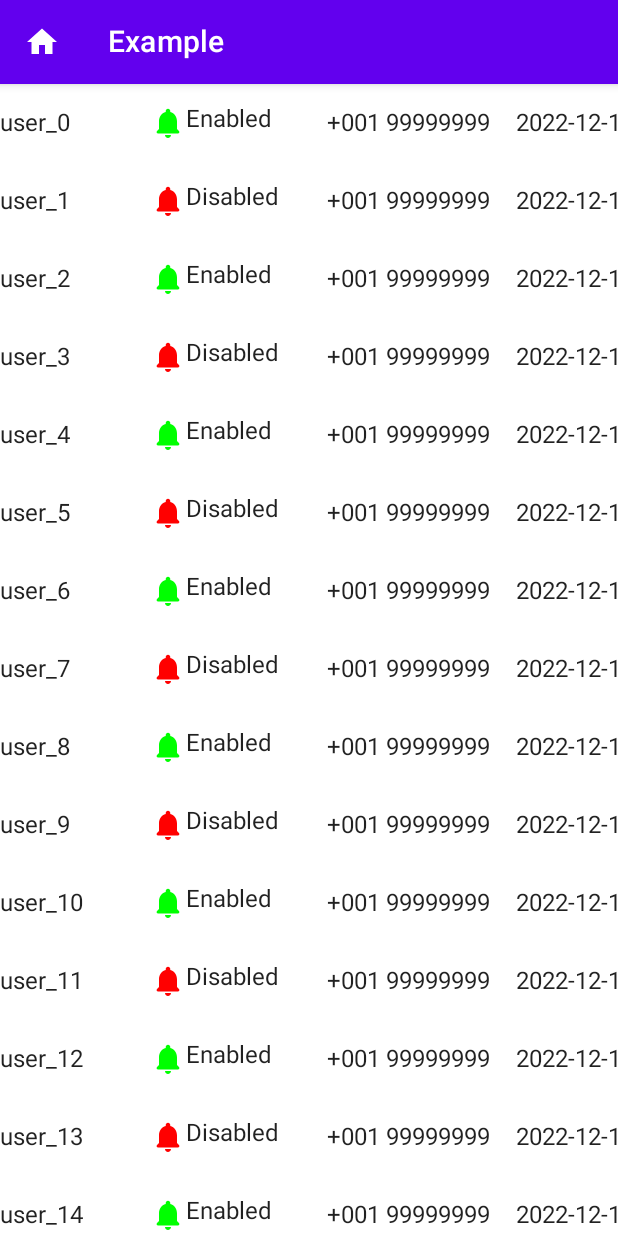
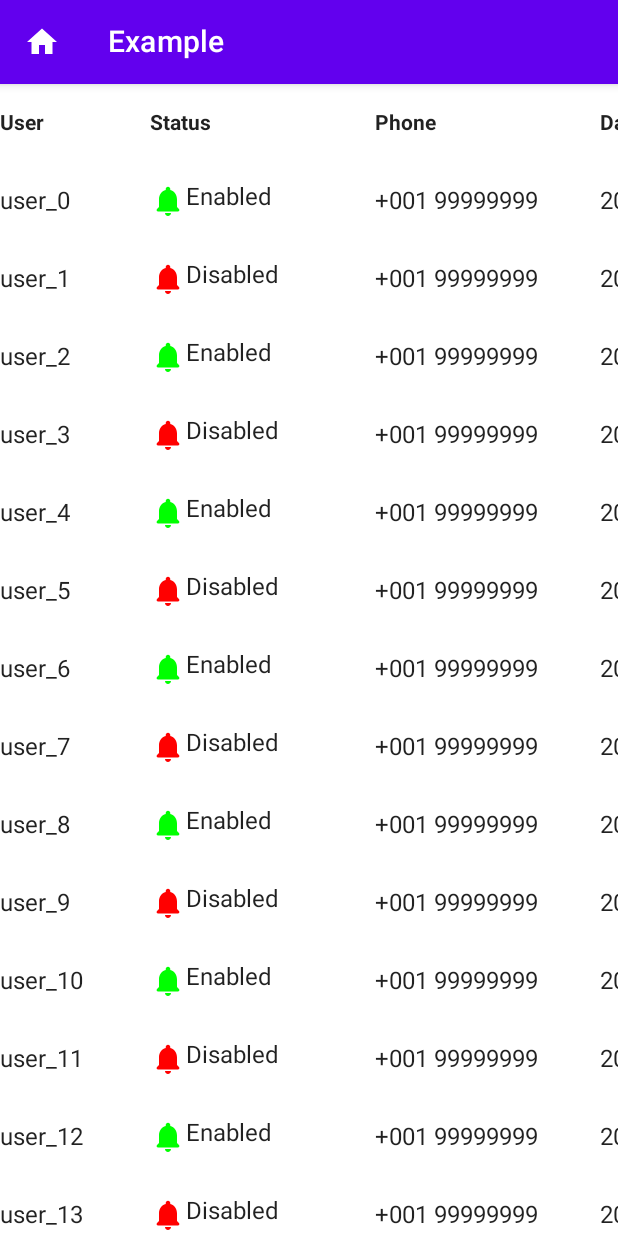
Before and after one commit to MayLau-CbL/compose_horizontal_data_table, an Android app built with Jetpack Compose: the PullToRefreshHorizontalDataTablePage screen opened through its navigation route, on a phone screen of 412 x 824 dp. Run offline under Robolectric (Android 15) with nearby library versions, the phone set to English and light mode, and no system bars.

Commit message:
added fixed header options

```diff
--- a/HorizontalDataTable/src/main/java/cbl/tools/compose/horizontaldatatable/HorizontalDataTable.kt
+++ b/HorizontalDataTable/src/main/java/cbl/tools/compose/horizontaldatatable/HorizontalDataTable.kt
@@ -6,10 +6,6 @@ import androidx.compose.foundation.horizontalScroll
 import androidx.compose.foundation.layout.*
 import androidx.compose.foundation.lazy.LazyColumn
 import androidx.compose.foundation.lazy.LazyListState
-import androidx.compose.foundation.lazy.grid.GridCells
-import androidx.compose.foundation.lazy.grid.LazyGridState
-import androidx.compose.foundation.lazy.grid.LazyVerticalGrid
-import androidx.compose.foundation.lazy.grid.rememberLazyGridState
 import androidx.compose.foundation.lazy.rememberLazyListState
 import androidx.compose.foundation.rememberScrollState
 import androidx.compose.material.ExperimentalMaterialApi
@@ -32,7 +28,9 @@ fun HorizontalDataTable(
     fixedColumnModifier: Modifier = Modifier,
     biDirectionTableWidth: Dp,
     biDirectionTableModifier: Modifier = Modifier,
-    biDirectionTableGriCells: GridCells? = null,
+//    biDirectionTableGriCells: GridCells? = null,
+    headerHeight: Dp? = null,
+    fixedHeaders: (@Composable (colIndex: Int) -> Unit)? = null,
     rowCount: Int,
     columnCount: Int,
     cellHeight: Dp,
@@ -40,23 +38,33 @@ fun HorizontalDataTable(
 ) {
     val horizontalScrollState = rememberScrollState()
 
-    val lazyColumnState = rememberLazyListState()
-    val lazyGridState = rememberLazyGridState()
+    val lazyFixedColumnState = rememberLazyListState()
+    val lazyBiDirectionColumnState = rememberLazyListState()
 
     ScrollSyncNotification(
-        columnCount = columnCount,
-        lazyListState = lazyColumnState,
-        lazyGridState = lazyGridState
+        lazyFixedColumnState = lazyFixedColumnState,
+        lazyBiDirectionColumnState = lazyBiDirectionColumnState
     )
 
     CompositionLocalProvider(
         LocalOverscrollConfiguration provides null
     ) {
         Row {
+            Column {
+                safeLet(headerHeight, fixedHeaders) { headerHeight, fixedHeaders ->
+                    Box(
+                        modifier = Modifier.height(headerHeight),
+                        contentAlignment = Alignment.Center,
+                    ) {
+                        fixedHeaders(0)
+                    }
+                }
                 LazyColumn(
-                state = lazyColumnState,
+                    state = lazyFixedColumnState,
                     modifier = fixedColumnModifier
+                        .fillMaxHeight()
                         .width(fixedColumnWidth),
+                    contentPadding = PaddingValues(0.dp),
                     content = {
                         items(count = rowCount) { rowIndex ->
                             Box(
@@ -69,26 +77,52 @@ fun HorizontalDataTable(
                         }
                     }
                 )
-            Box(
+            }
+            Column(
                 modifier = Modifier
                     .fillMaxWidth()
                     .horizontalScroll(horizontalScrollState)
             ) {
-                LazyVerticalGrid(
-                    state = lazyGridState,
-                    modifier = biDirectionTableModifier
-                        .width(biDirectionTableWidth),
-                    columns = biDirectionTableGriCells
-                        ?: GridCells.Fixed(count = (columnCount - 1)),
-                    content = {
-                        items(count = rowCount * (columnCount - 1)) { index ->
-                            val colIndex = index % (columnCount - 1)
-                            val rowIndex = (index - colIndex) / (columnCount - 1)
+                safeLet(headerHeight, fixedHeaders) { headerHeight, fixedHeaders ->
+                    Row(
+                        modifier = Modifier
+                            .height(headerHeight)
+                            .width(biDirectionTableWidth)
+                    ) {
+                        for (colIndex in 1 until columnCount) {
                             Box(
-                                modifier = Modifier.height(cellHeight),
+                                modifier = Modifier
+                                    .height(headerHeight),
                                 contentAlignment = Alignment.Center,
                             ) {
-                                cells(colIndex + 1, rowIndex)
+                                fixedHeaders(colIndex)
+                            }
+                        }
+                    }
+                }
+                LazyColumn(
+                    state = lazyBiDirectionColumnState,
+                    modifier = biDirectionTableModifier
+                        .fillMaxHeight()
+                        .width(biDirectionTableWidth),
+                    contentPadding = PaddingValues(0.dp),
+                    content = {
+                        items(count = rowCount) { rowIndex ->
+                            Row(
+                                modifier = Modifier
+                                    .height(cellHeight)
+                                    .width(biDirectionTableWidth)
+                            ) {
+                                for (colIndex in 1 until columnCount) {
+                                    Box(
+                                        modifier = Modifier
+                                            .height(cellHeight)
+                                            .wrapContentWidth(),
+                                        contentAlignment = Alignment.Center,
+                                    ) {
+                                        cells(colIndex, rowIndex)
+                                    }
+                                }
                             }
                         }
                     }
@@ -114,7 +148,8 @@ fun PullToRefreshHorizontalDataTable(
     fixedColumnModifier: Modifier = Modifier,
     biDirectionTableWidth: Dp,
     biDirectionTableModifier: Modifier = Modifier,
-    biDirectionTableGriCells: GridCells? = null,
+    headerHeight: Dp? = null,
+    fixedHeaders: (@Composable (colIndex: Int) -> Unit)? = null,
     rowCount: Int,
     columnCount: Int,
     cellHeight: Dp,
@@ -137,42 +172,41 @@ fun PullToRefreshHorizontalDataTable(
             fixedColumnModifier = fixedColumnModifier,
             biDirectionTableWidth = biDirectionTableWidth,
             biDirectionTableModifier = biDirectionTableModifier,
-            biDirectionTableGriCells = biDirectionTableGriCells,
             rowCount = rowCount,
             columnCount = columnCount,
             cellHeight = cellHeight,
             cells = cells,
+            headerHeight = headerHeight,
+            fixedHeaders = fixedHeaders
         )
     }
 }
 
 @Composable
 fun ScrollSyncNotification(
-    columnCount: Int,
-    lazyListState: LazyListState,
-    lazyGridState: LazyGridState
+    lazyFixedColumnState: LazyListState,
+    lazyBiDirectionColumnState: LazyListState
 ) {
-    LaunchedEffect(lazyListState.firstVisibleItemScrollOffset) {
-        if (!lazyGridState.isScrollInProgress) {
+    LaunchedEffect(lazyFixedColumnState.firstVisibleItemScrollOffset) {
+        if (!lazyBiDirectionColumnState.isScrollInProgress) {
 
-            val rowIndex = (lazyListState.firstVisibleItemIndex * (columnCount - 1)) + 1
+            val rowIndex = lazyFixedColumnState.firstVisibleItemIndex
 
-            lazyGridState.scrollToItem(
+            lazyBiDirectionColumnState.scrollToItem(
                 rowIndex,
-                lazyListState.firstVisibleItemScrollOffset
+                lazyFixedColumnState.firstVisibleItemScrollOffset
             )
         }
     }
 
-    LaunchedEffect(lazyGridState.firstVisibleItemScrollOffset) {
-        if (!lazyListState.isScrollInProgress) {
+    LaunchedEffect(lazyBiDirectionColumnState.firstVisibleItemScrollOffset) {
+        if (!lazyFixedColumnState.isScrollInProgress) {
 
-            val colIndex = lazyGridState.firstVisibleItemIndex % (columnCount - 1)
-            val rowIndex = (lazyGridState.firstVisibleItemIndex - colIndex) / (columnCount - 1)
+            val rowIndex = lazyBiDirectionColumnState.firstVisibleItemIndex
 
-            lazyListState.scrollToItem(
+            lazyFixedColumnState.scrollToItem(
                 rowIndex,
-                lazyGridState.firstVisibleItemScrollOffset
+                lazyBiDirectionColumnState.firstVisibleItemScrollOffset
             )
         }
     }
--- /dev/null
+++ b/HorizontalDataTable/src/main/java/cbl/tools/compose/horizontaldatatable/SafeLetExt.kt
@@ -0,0 +1,5 @@
+package cbl.tools.compose.horizontaldatatable
+
+inline fun <T1 : Any, T2 : Any, R : Any> safeLet(p1: T1?, p2: T2?, block: (T1, T2) -> R?): R? {
+    return if (p1 != null && p2 != null) block(p1, p2) else null
+}
--- a/app/src/main/java/cbl/tools/compose/horizontaldatatable/PullToRefreshHorizontalDataTable.kt
+++ b/app/src/main/java/cbl/tools/compose/horizontaldatatable/PullToRefreshHorizontalDataTable.kt
@@ -1,6 +1,5 @@
 package cbl.tools.compose.horizontaldatatable
 
-import androidx.compose.foundation.lazy.grid.GridCells
 import androidx.compose.material.ExperimentalMaterialApi
 import androidx.compose.runtime.Composable
 import androidx.compose.runtime.mutableStateOf
@@ -29,13 +28,16 @@ fun PullToRefreshHorizontalDataTablePage(cells: Cells) {
         },
         fixedColumnWidth = cells.fixedColumnWidth(),
         biDirectionTableWidth = cells.biDirectionColumnWidth(),
-        biDirectionTableGriCells = GridCells.Fixed(cells.totalColumns() - 1),
+        headerHeight = 52.dp,
+        fixedHeaders = { colIndex ->
+            cells.FixedHeaders(colIndex = colIndex)
+        },
         columnCount = cells.totalColumns(),
         rowCount = cells.totalRows(),
         cellHeight = 52.dp,
     ) { colIndex, rowIndex ->
         if (colIndex == 0) {
-            cells.fixedColumnCells(rowIndex = rowIndex)
+            cells.FixedColumnCells(rowIndex = rowIndex)
         } else {
             cells.BiDirectionCells(colIndex = colIndex, rowIndex = rowIndex)
         }
--- a/app/src/main/java/cbl/tools/compose/horizontaldatatable/SimpleHorizontalDataTablePage.kt
+++ b/app/src/main/java/cbl/tools/compose/horizontaldatatable/SimpleHorizontalDataTablePage.kt
@@ -1,6 +1,5 @@
 package cbl.tools.compose.horizontaldatatable
 
-import androidx.compose.foundation.lazy.grid.GridCells
 import androidx.compose.runtime.Composable
 import androidx.compose.ui.unit.dp
 import cbl.tools.compose.horizontaldatatable.components.Cells
@@ -8,15 +7,18 @@ import cbl.tools.compose.horizontaldatatable.components.Cells
 @Composable
 fun SimpleHorizontalDataTablePage(cells: Cells) {
     HorizontalDataTable(
+        headerHeight = 52.dp,
+        fixedHeaders = { colIndex ->
+            cells.FixedHeaders(colIndex = colIndex)
+        },
         fixedColumnWidth = cells.fixedColumnWidth(),
         biDirectionTableWidth = cells.biDirectionColumnWidth(),
-        biDirectionTableGriCells = GridCells.Fixed(cells.totalColumns() - 1),
         columnCount = cells.totalColumns(),
         rowCount = cells.totalRows(),
         cellHeight = 52.dp,
     ) { colIndex, rowIndex ->
         if (colIndex == 0) {
-            cells.fixedColumnCells(rowIndex = rowIndex)
+            cells.FixedColumnCells(rowIndex = rowIndex)
         } else {
             cells.BiDirectionCells(colIndex = colIndex, rowIndex = rowIndex)
         }
--- a/app/src/main/java/cbl/tools/compose/horizontaldatatable/components/Cells.kt
+++ b/app/src/main/java/cbl/tools/compose/horizontaldatatable/components/Cells.kt
@@ -13,7 +13,10 @@ interface Cells {
     fun totalRows():Int
 
     @Composable
-    fun fixedColumnCells(rowIndex: Int)
+    fun FixedHeaders(colIndex: Int)
+
+    @Composable
+    fun FixedColumnCells(rowIndex: Int)
 
     @Composable
     fun BiDirectionCells(colIndex: Int, rowIndex: Int)
--- a/app/src/main/java/cbl/tools/compose/horizontaldatatable/components/DemoCells.kt
+++ b/app/src/main/java/cbl/tools/compose/horizontaldatatable/components/DemoCells.kt
@@ -9,6 +9,8 @@ import androidx.compose.material.icons.rounded.Notifications
 import androidx.compose.runtime.Composable
 import androidx.compose.ui.Modifier
 import androidx.compose.ui.graphics.Color
+import androidx.compose.ui.text.TextStyle
+import androidx.compose.ui.text.font.FontWeight
 import androidx.compose.ui.unit.Dp
 import androidx.compose.ui.unit.dp
 
@@ -19,7 +21,7 @@ class DemoCells : Cells {
     }
 
     override fun biDirectionColumnWidth(): Dp {
-        return 470.dp
+        return 500.dp
     }
 
     override fun totalColumns(): Int {
@@ -27,34 +29,75 @@ class DemoCells : Cells {
     }
 
     override fun totalRows(): Int {
-       return 100
+        return 100
     }
 
     @Composable
-    override fun fixedColumnCells(rowIndex: Int) {
-        user(rowIndex = rowIndex)
+    override fun FixedHeaders(colIndex: Int) {
+        when (colIndex) {
+            0 -> {
+                Text(
+                    modifier = Modifier.width(100.dp),
+                    text = "User",
+                    style = TextStyle(fontWeight = FontWeight.Bold)
+                )
+            }
+            1 -> {
+                Text(
+                    modifier = Modifier.width(150.dp),
+                    text = "Status",
+                    style = TextStyle(fontWeight = FontWeight.Bold)
+                )
+            }
+            2 -> {
+                Text(
+                    modifier = Modifier.width(150.dp),
+                    text = "Phone",
+                    style = TextStyle(fontWeight = FontWeight.Bold)
+                )
+            }
+            3 -> {
+                Text(
+                    modifier = Modifier.width(100.dp),
+                    text = "Date",
+                    style = TextStyle(fontWeight = FontWeight.Bold)
+                )
+            }
+            else -> {
+                Text(
+                    modifier = Modifier.width(100.dp),
+                    text = "Termination",
+                    style = TextStyle(fontWeight = FontWeight.Bold)
+                )
+            }
+        }
+    }
+
+    @Composable
+    override fun FixedColumnCells(rowIndex: Int) {
+        User(rowIndex = rowIndex)
     }
 
     @Composable
     override fun BiDirectionCells(colIndex: Int, rowIndex: Int) {
         when (colIndex) {
             1 -> {
-                status(rowIndex = rowIndex)
+                Status(rowIndex = rowIndex)
             }
             2 -> {
-                phone()
+                Phone()
             }
             3 -> {
-                date()
+                Date()
             }
             else -> {
-                termination()
+                Termination()
             }
         }
     }
 
     @Composable
-    fun user(rowIndex: Int) {
+    fun User(rowIndex: Int) {
         Text(
             modifier = Modifier.width(100.dp),
             text = "user_$rowIndex"
@@ -62,9 +105,9 @@ class DemoCells : Cells {
     }
 
     @Composable
-    fun status(rowIndex: Int) {
+    fun Status(rowIndex: Int) {
         val enable = rowIndex % 2 == 0
-        Row(modifier = Modifier.width(120.dp),) {
+        Row(modifier = Modifier.width(150.dp)) {
             Icon(
                 Icons.Rounded.Notifications,
                 contentDescription = "notifications",
@@ -75,17 +118,17 @@ class DemoCells : Cells {
     }
 
     @Composable
-    fun phone() {
-        Text(modifier = Modifier.width(150.dp),text = "+001 99999999")
+    fun Phone() {
+        Text(modifier = Modifier.width(150.dp), text = "+001 99999999")
     }
 
     @Composable
-    fun date() {
-        Text(modifier = Modifier.width(100.dp),text = "2022-12-12")
+    fun Date() {
+        Text(modifier = Modifier.width(100.dp), text = "2022-12-12")
     }
 
     @Composable
-    fun termination() {
-        Text(modifier = Modifier.width(100.dp),text = "N/A")
+    fun Termination() {
+        Text(modifier = Modifier.width(100.dp), text = "N/A")
     }
 }
--- a/app/src/main/java/cbl/tools/compose/horizontaldatatable/components/TestCells.kt
+++ b/app/src/main/java/cbl/tools/compose/horizontaldatatable/components/TestCells.kt
@@ -23,7 +23,12 @@ class TestCells : Cells {
     }
 
     @Composable
-    override fun fixedColumnCells(rowIndex: Int) {
+    override fun FixedHeaders(colIndex: Int) {
+        Text("Coor")
+    }
+
+    @Composable
+    override fun FixedColumnCells(rowIndex: Int) {
         Text("(0, $rowIndex)")
     }
 
```
Also changed, not shown: HorizontalDataTable/build.gradle (+0 -7 lines), 2 other files. Lines whose indentation alone changed are shown as unchanged.
